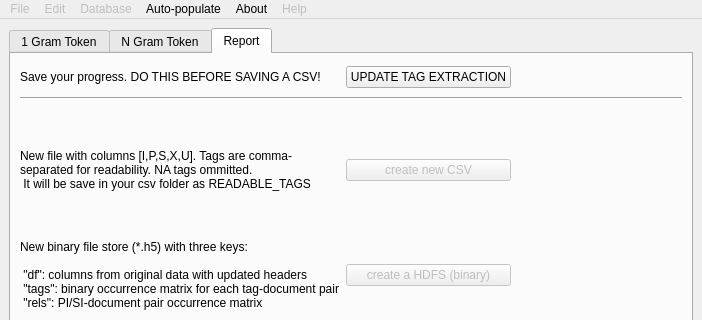
Above: nestor/ui/taggingUI.ui from usnistgov/nestor before the change; both pictures show x 0 to 702 and y 0 to 320 of the 702 by 749 pixel window. Below: the same form after it.
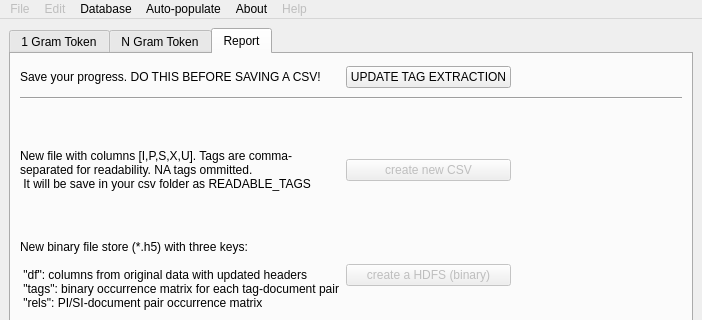
That is the form after the change.

```diff
--- a/nestor/ui/taggingUI.ui
+++ b/nestor/ui/taggingUI.ui
@@ -812,7 +812,7 @@
    </widget>
    <widget class="QMenu" name="menuDatabase">
     <property name="enabled">
-     <bool>false</bool>
+     <bool>true</bool>
     </property>
     <property name="title">
      <string>Database</string>
```
Left out of the diff: 7 changed lines with no effect on the pictures.
